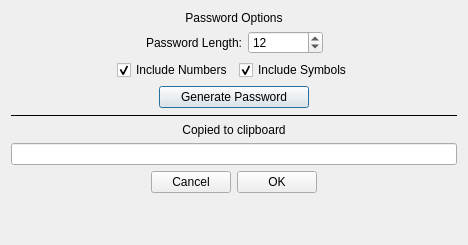
The window that GeneratePassword.ui (peterzong0731/Personal-Password-Manager) describes before a commit, drawn with Qt 5.
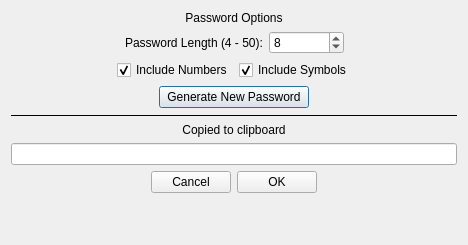
The same window after the commit.

What changed in the file:
```diff
--- a/GeneratePassword.ui
+++ b/GeneratePassword.ui
@@ -44,7 +44,7 @@
        <item>
         <widget class="QLabel" name="labelPwdLen">
          <property name="text">
-          <string>Password Length:</string>
+          <string>Password Length (4 - 50):</string>
          </property>
         </widget>
        </item>
@@ -62,8 +62,11 @@
          <property name="minimum">
           <number>4</number>
          </property>
+         <property name="maximum">
+          <number>50</number>
+         </property>
          <property name="value">
-          <number>12</number>
+          <number>8</number>
          </property>
         </widget>
        </item>
@@ -156,7 +159,7 @@
           </size>
          </property>
          <property name="text">
-          <string>Generate Password</string>
+          <string>Generate New Password</string>
          </property>
          <property name="default">
           <bool>true</bool>
```
